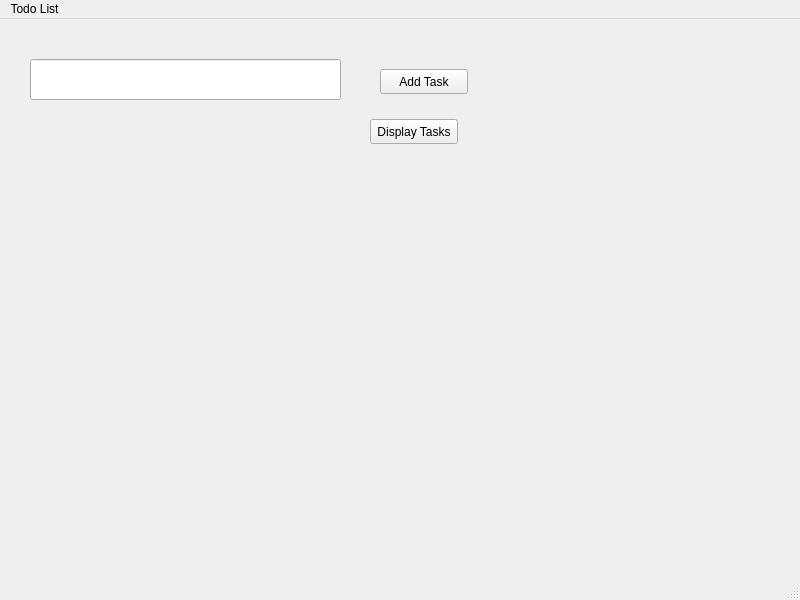
Old version of the form mainwindow.ui in the repository Chris-J03/SmartTaskManager.
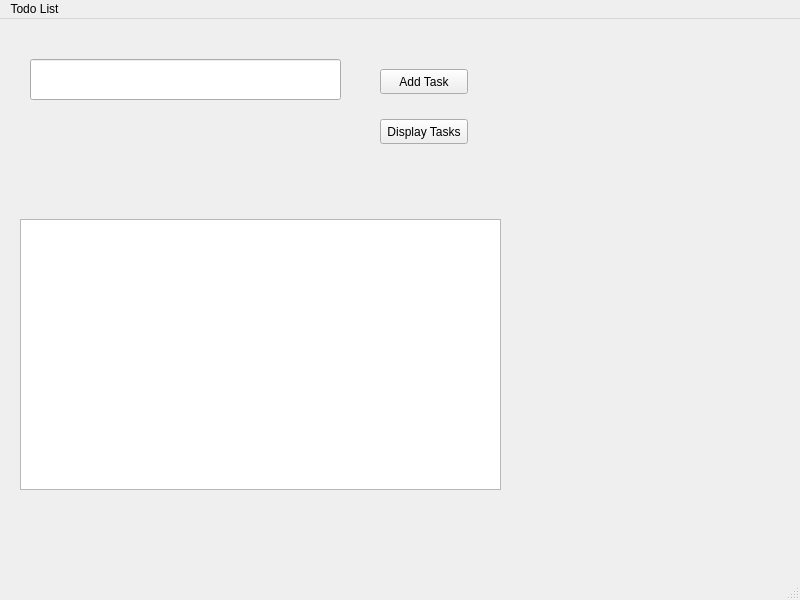
New version of the form.

Commit message: Implemented prevention of including a blank task to the database.

```diff
--- a/mainwindow.ui
+++ b/mainwindow.ui
@@ -40,7 +40,7 @@
    <widget class="QPushButton" name="btnDisplayTask">
     <property name="geometry">
      <rect>
-      <x>370</x>
+      <x>380</x>
       <y>100</y>
       <width>88</width>
       <height>25</height>
@@ -50,6 +50,16 @@
      <string>Display Tasks</string>
     </property>
    </widget>
+   <widget class="QTextBrowser" name="taskOutput">
+    <property name="geometry">
+     <rect>
+      <x>20</x>
+      <y>200</y>
+      <width>481</width>
+      <height>271</height>
+     </rect>
+    </property>
+   </widget>
   </widget>
   <widget class="QMenuBar" name="menubar">
    <property name="geometry">
```
The commit also changes 1 other file.
